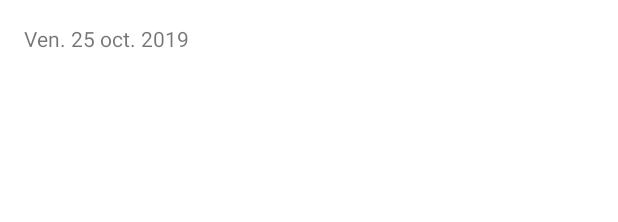
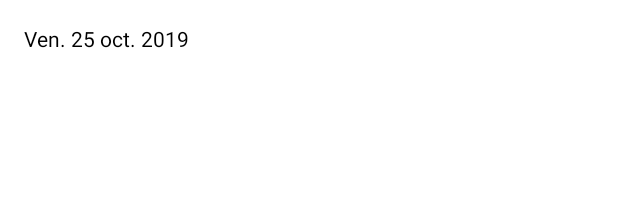
Before and after one commit to Martichou/unswayed, an Android app: the layout rv_separator.xml on its own in the app's theme, with its tools: preview values and no code run, on a phone screen of 412 x 824 dp. Shown: the top 222 px of the screen. Run offline under Robolectric (Android 15) with nearby library versions, the phone set to English and light mode, and no system bars.

Commit message:
Different colors for text - prepared file for the colors based on daynigh

```diff
--- a/app/src/main/res/layout/rv_separator.xml
+++ b/app/src/main/res/layout/rv_separator.xml
@@ -7,7 +7,7 @@
         android:layout_width="match_parent"
         android:layout_height="wrap_content"
         android:textSize="14sp"
-        android:text="day. 00 month. 0000"
+        android:textColor="@color/textPrimary"
         android:padding="16dp"
         tools:text="Ven. 25 oct. 2019"
         tools:ignore="ContentDescription" />
--- /dev/null
+++ b/app/src/main/res/values-night/colors.xml
@@ -0,0 +1,5 @@
+<?xml version="1.0" encoding="utf-8"?>
+<resources>
+    <color name="textPrimary">#FFFFFF</color>
+    <color name="textSecondary">#CCCCCC</color>
+</resources>
--- a/app/src/main/res/values/colors.xml
+++ b/app/src/main/res/values/colors.xml
@@ -7,4 +7,8 @@
     <color name="teel_700">#018786</color>
     <color name="black">#000000</color>
     <color name="white">#FFFFFF</color>
+    <color name="beige">#CCCCCC</color>
+
+    <color name="textPrimary">#000000</color>
+    <color name="textSecondary">#3A3A3A</color>
 </resources>
```
